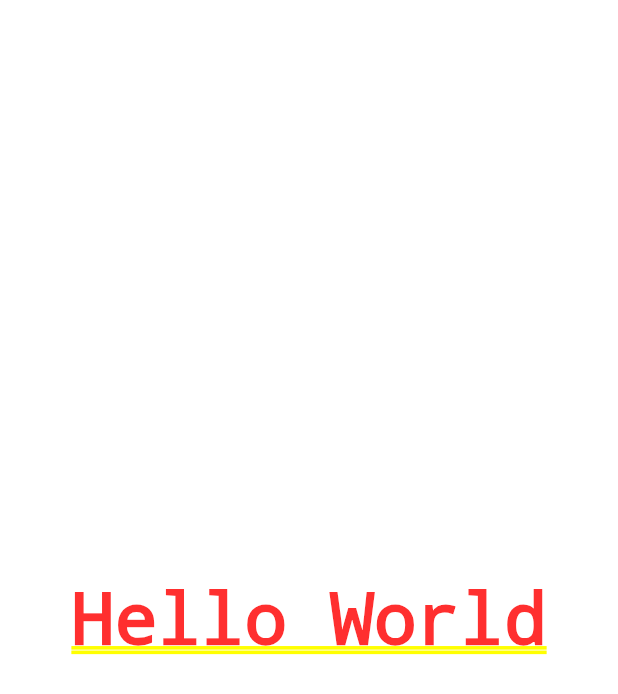
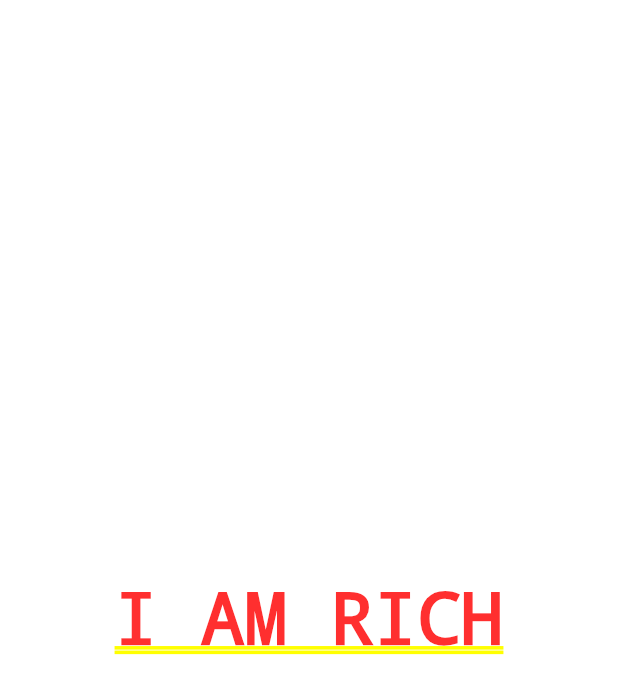
Before and after one commit to Murshid98/Flutter_Study, a Flutter app: the screen it shows after launch, on a phone screen of 412 x 824 dp. Shown: the top 694 px of the screen. Run offline on Flutter 3.47's test engine with Material 2 defaults, Android fonts, the phone set to English and light mode, and no system bars.

Commit message:
Update main.dart

```diff
--- a/i_am_rich/lib/main.dart
+++ b/i_am_rich/lib/main.dart
@@ -4,7 +4,7 @@ void main() {
   runApp(
     const MaterialApp(
       home: Center(
-        child: Text('Hello World'),
+        child: Text('I AM RICH'),
       ),
     ),
   );
```
